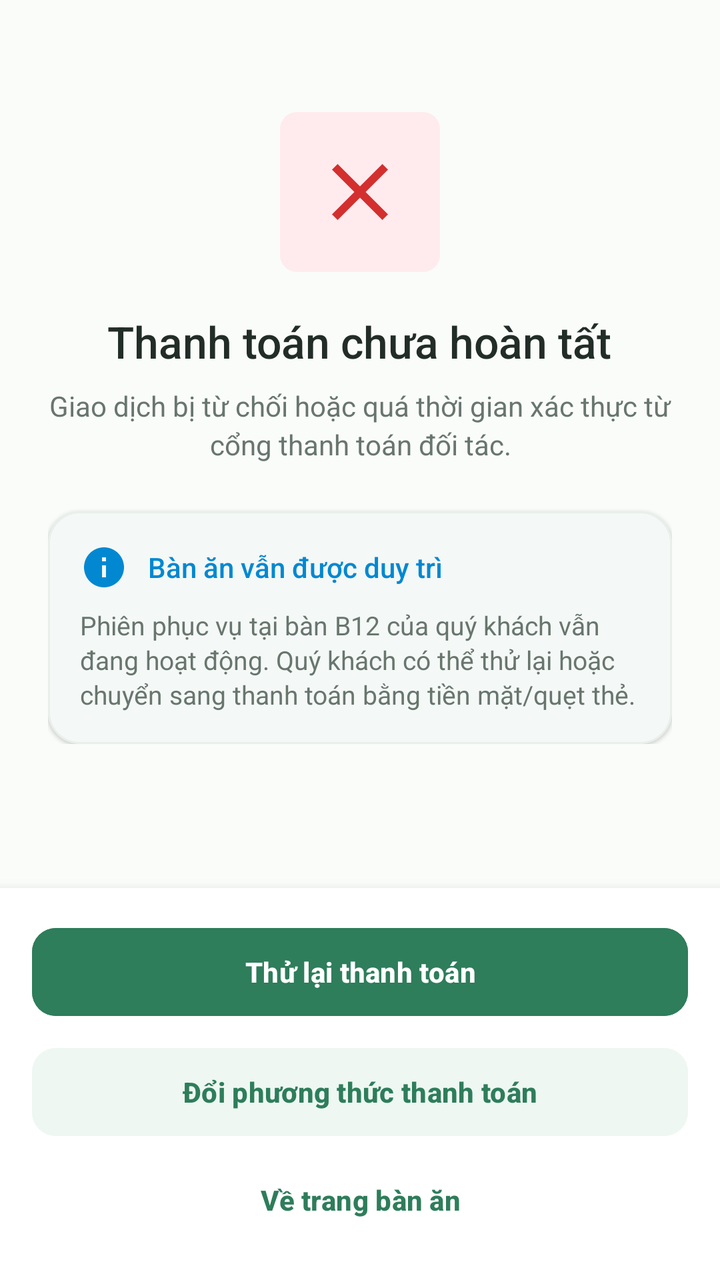
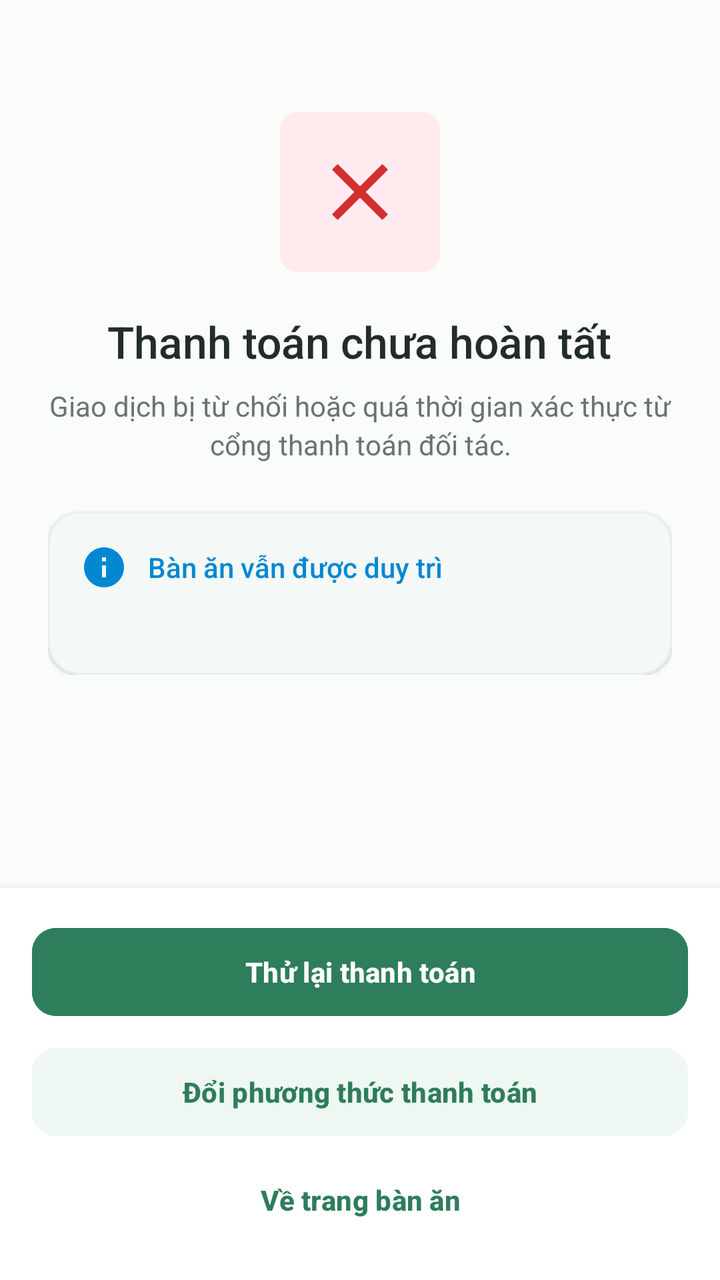

Screens rendered from an Android XML layout before and after an edit, with the pre-edit source and the edit as a unified diff.
<!-- AndroidManifest.xml: application theme Theme.VietTable -->
<!-- res/layout/fragment_payment_failed.xml -->
<?xml version="1.0" encoding="utf-8"?>
<androidx.coordinatorlayout.widget.CoordinatorLayout xmlns:android="http://schemas.android.com/apk/res/android"
    xmlns:app="http://schemas.android.com/apk/res-auto"
    android:layout_width="match_parent"
    android:layout_height="match_parent"
    android:background="@color/colorBackground">

    <androidx.core.widget.NestedScrollView
        android:layout_width="match_parent"
        android:layout_height="match_parent"
        android:paddingBottom="100dp">

        <LinearLayout
            android:layout_width="match_parent"
            android:layout_height="wrap_content"
            android:gravity="center_horizontal"
            android:orientation="vertical"
            android:padding="24dp"
            android:tag="safe_top">

            <ImageView
                android:layout_width="80dp"
                android:layout_height="80dp"
                android:layout_marginTop="32dp"
                android:background="@drawable/bg_badge"
                android:backgroundTint="#FFEBEE"
                android:padding="16dp"
                android:src="@drawable/ic_close"
                app:tint="@color/colorError" />

            <TextView
                android:layout_width="wrap_content"
                android:layout_height="wrap_content"
                android:layout_marginTop="20dp"
                android:fontFamily="sans-serif-medium"
                android:text="Thanh toán chưa hoàn tất"
                android:textColor="@color/colorTextPrimary"
                android:textSize="22sp" />

            <TextView
                android:layout_width="wrap_content"
                android:layout_height="wrap_content"
                android:layout_marginTop="8dp"
                android:gravity="center"
                android:lineSpacingExtra="3dp"
                android:text="Giao dịch bị từ chối hoặc quá thời gian xác thực từ cổng thanh toán đối tác."
                android:textColor="@color/colorTextSecondary"
                android:textSize="14sp" />

            
            <com.google.android.material.card.MaterialCardView
                android:layout_width="match_parent"
                android:layout_height="wrap_content"
                android:layout_marginTop="24dp"
                app:cardBackgroundColor="@color/colorSurface"
                app:cardCornerRadius="16dp"
                app:cardElevation="1dp"
                app:strokeColor="@color/colorDivider"
                app:strokeWidth="1dp">

                <LinearLayout
                    android:layout_width="match_parent"
                    android:layout_height="wrap_content"
                    android:orientation="vertical"
                    android:padding="16dp">

                    <LinearLayout
                        android:layout_width="match_parent"
                        android:layout_height="wrap_content"
                        android:gravity="center_vertical"
                        android:orientation="horizontal">

                        <ImageView
                            android:layout_width="24dp"
                            android:layout_height="24dp"
                            android:src="@drawable/ic_info"
                            app:tint="@color/colorInfo" />

                        <TextView
                            android:layout_width="wrap_content"
                            android:layout_height="wrap_content"
                            android:layout_marginStart="10dp"
                            android:fontFamily="sans-serif-medium"
                            android:text="Bàn ăn vẫn được duy trì"
                            android:textColor="@color/colorInfo"
                            android:textSize="14sp" />
                    </LinearLayout>

                    <TextView
                        android:layout_width="wrap_content"
                        android:layout_height="wrap_content"
                        android:layout_marginTop="8dp"
                        android:lineSpacingExtra="2dp"
                        android:text="Phiên phục vụ tại bàn B12 của quý khách vẫn đang hoạt động. Quý khách có thể thử lại hoặc chuyển sang thanh toán bằng tiền mặt/quẹt thẻ."
                        android:textColor="@color/colorTextSecondary"
                        android:textSize="13sp" />
                </LinearLayout>
            </com.google.android.material.card.MaterialCardView>

        </LinearLayout>
    </androidx.core.widget.NestedScrollView>

    
    <LinearLayout
        android:layout_width="match_parent"
        android:layout_height="wrap_content"
        android:layout_gravity="bottom"
        android:tag="safe_bottom"
        android:background="@color/colorSurface"
        android:elevation="8dp"
        android:orientation="vertical"
        android:padding="16dp">

        <com.google.android.material.button.MaterialButton
            android:id="@+id/btnRetryPayment"
            style="@style/Widget.VietTable.Button.Primary"
            android:layout_width="match_parent"
            android:layout_height="wrap_content"
            android:text="Thử lại thanh toán" />

        <com.google.android.material.button.MaterialButton
            android:id="@+id/btnChangePaymentMethod"
            style="@style/Widget.VietTable.Button.Secondary"
            android:layout_width="match_parent"
            android:layout_height="wrap_content"
            android:layout_marginTop="8dp"
            android:text="Đổi phương thức thanh toán" />

        <com.google.android.material.button.MaterialButton
            android:id="@+id/btnBackToSessionFromFailed"
            style="@style/Widget.VietTable.Button.Text"
            android:layout_width="match_parent"
            android:layout_height="wrap_content"
            android:layout_marginTop="4dp"
            android:text="Về trang bàn ăn" />
    </LinearLayout>

</androidx.coordinatorlayout.widget.CoordinatorLayout>
<!-- resources referenced by this layout -->
<resources>
  <color name="colorBackground">#FAFCFA</color>
  <color name="colorDivider">#E9EFEB</color>
  <color name="colorError">#D32F2F</color>
  <color name="colorInfo">#0288D1</color>
  <color name="colorSurface">#FFFFFF</color>
  <color name="colorTextPrimary">#222D27</color>
  <color name="colorTextSecondary">#68766E</color>
  <style name="Theme.VietTable" parent="Base.Theme.VietTable" />
  <color name="surface">#FFFFFF</color>
  <color name="divider">#E9EFEB</color>
  <dimen name="btn_height_primary">52dp</dimen>
  <dimen name="radius_medium">12dp</dimen>
  <color name="primary">#2E7D5B</color>
  <style name="Base.Theme.VietTable" parent="Theme.Material3.Light.NoActionBar">
          
          <item name="colorPrimary">@color/primary</item>
          <item name="colorPrimaryDark">@color/primary_dark</item>
          <item name="colorOnPrimary">@color/on_primary</item>
          <item name="colorPrimaryContainer">@color/primary_container</item>
          <item name="colorOnPrimaryContainer">@color/on_primary_container</item>
  
          <item name="colorSecondary">@color/accent_gold</item>
          <item name="colorOnSecondary">@color/white</item>
          <item name="colorSecondaryContainer">@color/accent_gold_container</item>
          <item name="colorOnSecondaryContainer">@color/accent_gold_dark</item>
  
          <item name="android:colorBackground">@color/bg_cream</item>
          <item name="colorSurface">@color/surface</item>
          <item name="colorOnSurface">@color/text_primary</item>
          <item name="colorSurfaceVariant">@color/surface_variant</item>
  
          <item name="colorError">@color/semantic_error</item>
          <item name="colorOnError">@color/white</item>
  
          
          <item name="android:statusBarColor">@android:color/transparent</item>
          <item name="android:windowLightStatusBar">true</item>
          <item name="android:navigationBarColor">@android:color/transparent</item>
          <item name="android:windowLightNavigationBar">true</item>
  
          
          <item name="colorAccent">@color/primary</item>
          <item name="alertDialogTheme">@style/ThemeOverlay.VietTable.Dialog.Alert</item>
          <item name="materialAlertDialogTheme">@style/ThemeOverlay.VietTable.MaterialAlertDialog</item>
          <item name="buttonBarPositiveButtonStyle">@style/Widget.VietTable.Dialog.Button.Positive</item>
          <item name="buttonBarNegativeButtonStyle">@style/Widget.VietTable.Dialog.Button.Negative</item>
          <item name="buttonBarNeutralButtonStyle">@style/Widget.VietTable.Dialog.Button.Neutral</item>
          <item name="materialButtonStyle">@style/Widget.VietTable.Button.Primary</item>
          <item name="materialButtonOutlinedStyle">@style/Widget.VietTable.Button.Outlined</item>
          <item name="borderlessButtonStyle">@style/Widget.VietTable.Button.Text</item>
          <item name="materialCardViewStyle">@style/Widget.VietTable.Card</item>
          <item name="textInputStyle">@style/Widget.VietTable.TextInputLayout</item>
          <item name="toolbarStyle">@style/Widget.VietTable.Toolbar</item>
          <item name="bottomNavigationStyle">@style/Widget.VietTable.BottomNavigationView</item>
      </style>
  <dimen name="text_button">14sp</dimen>
  <color name="primary_dark">#24654A</color>
  <color name="on_primary">#FFFFFF</color>
  <color name="primary_container">#EEF7F2</color>
  <color name="on_primary_container">#1B4E38</color>
  <color name="accent_gold">#CCA862</color>
  <color name="white">#FFFFFFFF</color>
  <color name="accent_gold_container">#FAF5EB</color>
  <color name="accent_gold_dark">#9E7D33</color>
  <color name="bg_cream">#FAFCFA</color>
  <color name="text_primary">#222D27</color>
  <color name="surface_variant">#F3F7F5</color>
  <color name="semantic_error">#D32F2F</color>
  <color name="text_secondary">#68766E</color>
  <color name="transparent">#00000000</color>
  <dimen name="radius_large">16dp</dimen>
  <dimen name="card_elevation">1.5dp</dimen>
  <dimen name="card_stroke_width">1dp</dimen>
  <!-- unchanged entries left out for length: 21 -->
</resources>

<!-- the commit's change to res/layout/fragment_payment_failed.xml (unified diff, before → after) -->
@@ -91,7 +91,7 @@
                         android:layout_height="wrap_content"
                         android:layout_marginTop="8dp"
                         android:lineSpacingExtra="2dp"
-                        android:text="Phiên phục vụ tại bàn B12 của quý khách vẫn đang hoạt động. Quý khách có thể thử lại hoặc chuyển sang thanh toán bằng tiền mặt/quẹt thẻ."
+                        android:text=""
                         android:textColor="@color/colorTextSecondary"
                         android:textSize="13sp" />
                 </LinearLayout>
<!-- resource entries referenced after the edit -->
@@ -38,7 +38,6 @@
           <item name="android:statusBarColor">@android:color/transparent</item>
           <item name="android:windowLightStatusBar">true</item>
           <item name="android:navigationBarColor">@android:color/transparent</item>
-          <item name="android:windowLightNavigationBar">true</item>
   
           
           <item name="colorAccent">@color/primary</item>
